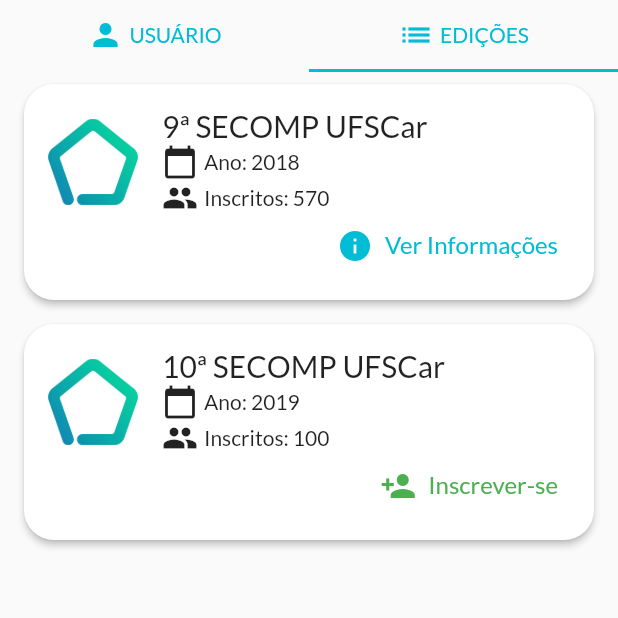
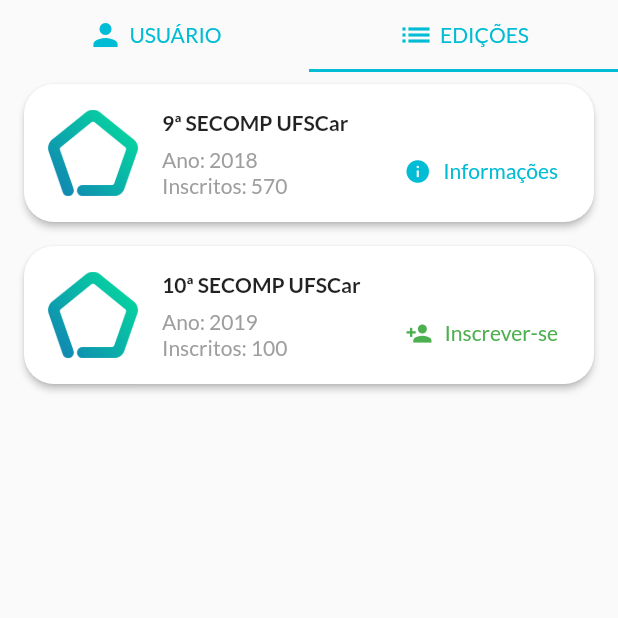
Before and after one commit to secompufscar/app-android, a Flutter app: the PaginaParticipante screen opened directly, tab 2 chosen, on a phone screen of 412 x 824 dp, the top half of it. Run offline on Flutter 3.47's test engine with Material 2 defaults, Android fonts, the phone set to English and light mode, and no system bars; our stand-ins replace gradient_app_bar, simple_animations, webview_flutter; missing offline and left inert: android_intent.

Commit message:
melhorando visual do card das edições dos eventos

```diff
--- a/lib/routes/cadastro_webview.dart
+++ b/lib/routes/cadastro_webview.dart
@@ -16,7 +16,7 @@ class CadastroWebView extends StatelessWidget {
         backgroundColorEnd: SecompColors.gradientEnd,
       ),
       body: WebView(
-        initialUrl: "https://google.com.br/"
+        initialUrl: "https://google.com.br/",
       ),
     );
   }
--- a/lib/routes/participante/edicoes_tab_view.dart
+++ b/lib/routes/participante/edicoes_tab_view.dart
@@ -23,9 +23,9 @@ class EdicoesTabView extends StatelessWidget {
       Evento e = eventos[index];
 
       return SecompCard(
-        child: Column(
-          children: <Widget>[
-            Row(
+        child: Row(
+          mainAxisSize: MainAxisSize.max,
+          crossAxisAlignment: CrossAxisAlignment.end,
           children: <Widget>[
             Padding(
               padding: const EdgeInsets.only(right: 16),
@@ -40,59 +40,76 @@ class EdicoesTabView extends StatelessWidget {
               crossAxisAlignment: CrossAxisAlignment.start,
               mainAxisSize: MainAxisSize.max,
               children: <Widget>[
-                    Text(
+                Padding(
+                  padding: const EdgeInsets.only(bottom: 8),
+                  child: Text(
                     e.edicao,
                     style: TextStyle(
-                        fontSize: 20,
+                      fontWeight: FontWeight.bold,
+                    ),
                   ),
                 ),
                 Row(
                   children: <Widget>[
-                        Padding(
-                          padding: const EdgeInsets.only(right: 4),
-                          child: Icon(Icons.calendar_today),
+                    // Padding(
+                    //   padding: const EdgeInsets.only(right: 4),
+                    //   child: Icon(
+                    //     Icons.calendar_today,
+                    //     size: 18,
+                    //     color: Colors.blueGrey,
+                    //   ),
+                    // ),
+                    Text(
+                      "Ano: ${e.ano}",
+                      style: TextStyle(color: Colors.grey),
                     ),
-                        Text("Ano: ${e.ano}"),
                   ],
                 ),
                 Row(
                   children: <Widget>[
-                        Padding(
-                          padding: const EdgeInsets.only(right: 4),
-                          child: Icon(Icons.people),
-                        ),
-                        Text("Inscritos: ${e.inscritos}"),
-                      ],
+                    // Padding(
+                    //   padding: const EdgeInsets.only(right: 4),
+                    //   child: Icon(
+                    //     Icons.people,
+                    //     size: 18,
+                    //     color: Colors.blueGrey,
+                    //   ),
+                    // ),
+                    Text(
+                      "Inscritos: ${e.inscritos}",
+                      style: TextStyle(color: Colors.grey),
                     ),
                   ],
                 ),
               ],
             ),
-            Row(
-              mainAxisAlignment: MainAxisAlignment.end,
+            Spacer(),
+            Column(
               children: <Widget>[
-                if (e.ativo) ...[
+                if (e.ativo)
                   TextButton(
                     "Inscrever-se",
                     action: () {},
                     icon: Icon(
                       Icons.person_add,
+                      size: 18,
                       color: Colors.green,
                     ),
-                    style: TextStyle(fontSize: 16, color: Colors.green),
+                    style: TextStyle(fontSize: 14, color: Colors.green),
                   )
-                ] else
+                else
                   TextButton(
-                    "Ver Informações",
+                    "Informações",
                     action: () {},
                     icon: Icon(
                       Icons.info,
+                      size: 18,
                       color: Colors.cyan,
                     ),
-                    style: TextStyle(fontSize: 16, color: Colors.cyan),
+                    style: TextStyle(fontSize: 14, color: Colors.cyan),
                   ),
               ],
-            )
+            ),
           ],
         ),
       );
```
Lines whose indentation alone changed are shown as unchanged.
